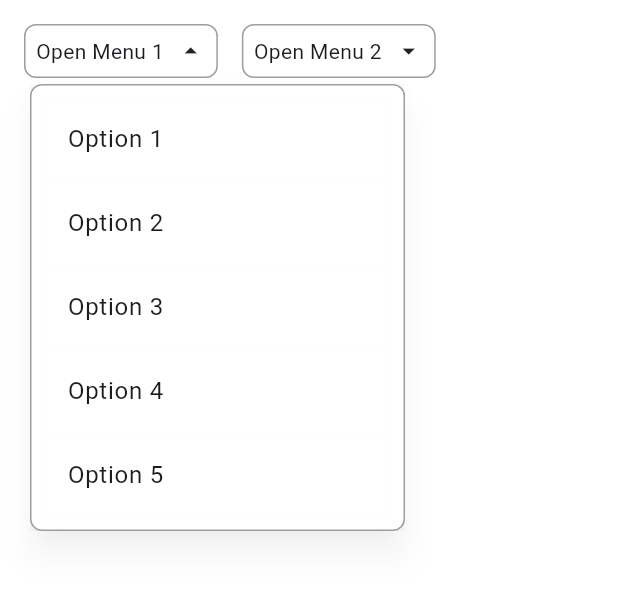
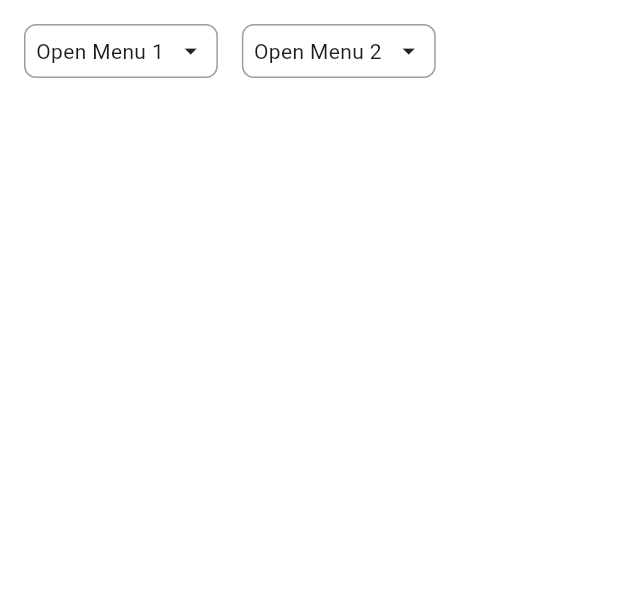
Before and after one commit to vitting/flutter_overlay_example, a Flutter app: the ButtonWithOverlayExample screen opened by its route, after a tap on "Open Menu 1", after a tap on "Option 1", on a phone screen of 412 x 824 dp, the part 84-692 px from its top. Run offline on Flutter 3.47's test engine with Material 3 defaults, Android fonts, the phone set to English and light mode, and no system bars.

Commit message:
Refactor overlay management and improve state handling in ButtonWithOverlay

```diff
--- a/lib/button_with_overlay/button_with_overlay.dart
+++ b/lib/button_with_overlay/button_with_overlay.dart
@@ -17,7 +17,6 @@ class ButtonWithOverlay extends StatefulWidget {
 class ButtonWithOverlayState extends State<ButtonWithOverlay> {
   final _buttonKey = GlobalKey();
   bool _isOpen = false;
-  bool _closedByTapOutside = false;
   final _link = LayerLink();
   late final OverlayPortalController _overlayController;
 
@@ -30,38 +29,28 @@ class ButtonWithOverlayState extends State<ButtonWithOverlay> {
       _overlayController = OverlayPortalController();
     }
 
-    ButtonWithOverlayManager().addListener((isOpen) {
-      // debugPrint('Overlay is ${isOpen ? 'open' : 'closed'}');
+    ButtonWithOverlayManager().addListener(_overlayController, (isOpen) {
+      if (mounted) {
+        debugPrint('Overlay state changed: isOpen = $isOpen');
+        setState(() {
+          _isOpen = isOpen;
+        });
+      }
     });
   }
 
   @override
   void dispose() {
-    ButtonWithOverlayManager().removeListener();
+    ButtonWithOverlayManager().removeListener(_overlayController);
     super.dispose();
   }
 
   void onTap() {
-    if (_closedByTapOutside) {
-      setState(() {
-        // Consume the same tap sequence that already closed the overlay.
-        _closedByTapOutside = false;
-        _isOpen = false;
-      });
-      return;
+    if (_overlayController.isShowing) {
+      ButtonWithOverlayManager().closeOverlay(_overlayController);
+    } else {
+      ButtonWithOverlayManager().openOverlay(_overlayController);
     }
-
-    setState(() {
-      if (_overlayController.isShowing) {
-        ButtonWithOverlayManager().closeOverlay(_overlayController);
-        _isOpen = false;
-        return;
-      }
-
-      ButtonWithOverlayManager().openOverlay(_overlayController);
-      _overlayController.show();
-      _isOpen = true;
-    });
   }
 
   // Check if the tap was on the button itself to prevent closing the overlay when tapping the button again
@@ -92,14 +81,9 @@ class ButtonWithOverlayState extends State<ButtonWithOverlay> {
             link: _link,
             targetAnchor: Alignment.bottomLeft,
             child: TapRegion(
-              behavior: HitTestBehavior.deferToChild,
               onTapOutside: (event) {
-                if (_overlayController.isShowing) {
-                  setState(() {
-                    ButtonWithOverlayManager().closeOverlay(_overlayController);
-                    _closedByTapOutside = _isTapOnButton(event.position);
-                    _isOpen = false;
-                  });
+                if (_overlayController.isShowing && !_isTapOnButton(event.position)) {
+                  ButtonWithOverlayManager().closeOverlay(_overlayController);
                 }
               },
               onTapInside: (event) {
--- a/lib/button_with_overlay/button_with_overlay_manager.dart
+++ b/lib/button_with_overlay/button_with_overlay_manager.dart
@@ -10,23 +10,29 @@ class ButtonWithOverlayManager {
   ButtonWithOverlayManager._internal();
 
   OverlayPortalController? _currentController;
-
-  /// Listener callback for overlay state changes (true = open, false = closed)
-  Function(bool isCurrentButtonOpen)? _onOverlayStateChanged;
+  final Map<OverlayPortalController, Function(bool isCurrentButtonOpen)> _listeners = {};
 
   /// Add a listener for overlay open/close state changes
-  void addListener(Function(bool isCurrentButtonOpen) listener) {
-    _onOverlayStateChanged = listener;
+  void addListener(OverlayPortalController controller, Function(bool isCurrentButtonOpen) listener) {
+    _listeners[controller] = listener;
   }
 
   /// Remove the overlay state listener
-  void removeListener() {
-    _onOverlayStateChanged = null;
+  void removeListener(OverlayPortalController? controller) {
+    if (controller != null) {
+      _listeners.remove(controller);
+    }
   }
 
   /// Notify listener about overlay state change
   void _notifyStateChange(bool isOpen) {
-    _onOverlayStateChanged?.call(isOpen);
+    if (_currentController != null && _listeners.containsKey(_currentController)) {
+      for (var entry in _listeners.entries) {
+        if (entry.key == _currentController) {
+          entry.value(isOpen);
+        }
+      }
+    }
   }
 
   void openOverlay(OverlayPortalController controller) {
@@ -34,15 +40,17 @@ class ButtonWithOverlayManager {
     if (_currentController != null && _currentController != controller && _currentController!.isShowing) {
       _currentController!.hide();
     }
+
     _currentController = controller;
+    _currentController!.show();
     _notifyStateChange(true);
   }
 
   void closeOverlay(OverlayPortalController controller) {
     if (_currentController == controller) {
       _currentController!.hide();
+      _notifyStateChange(false);
       _currentController = null;
-      _notifyStateChange(false);
     }
   }
 }
--- a/lib/button_with_overlay_example.dart
+++ b/lib/button_with_overlay_example.dart
@@ -41,7 +41,7 @@ class _ButtonWithOverlayExampleState extends State<ButtonWithOverlayExample> {
                             title: const Text('Option 1'),
                             onTap: () {
                               debugPrint('Option 1 selected');
-                              // ButtonWithOverlayManager().closeOverlay(_controller1);
+                              ButtonWithOverlayManager().closeOverlay(_controller1);
                             },
                             hoverColor: Colors.grey.shade300,
                             tileColor: Colors.white,
@@ -108,7 +108,7 @@ class _ButtonWithOverlayExampleState extends State<ButtonWithOverlayExample> {
                             title: const Text('Option 1'),
                             onTap: () {
                               debugPrint('Option 1 selected');
-                              // ButtonWithOverlayManager().closeOverlay(_controller2);
+                              ButtonWithOverlayManager().closeOverlay(_controller2);
                             },
                             hoverColor: Colors.grey.shade300,
                             tileColor: Colors.white,
```
